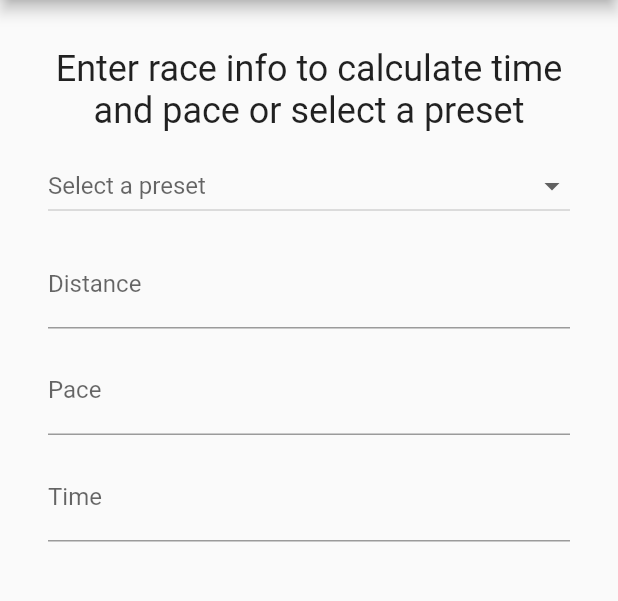
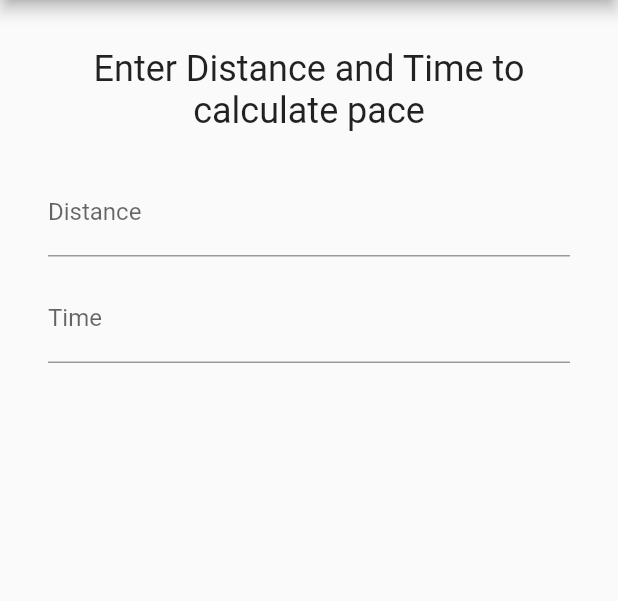
Before and after one commit to bmanley91/pace-setter-app, a Flutter app: the screen it shows after launch, on a phone screen of 412 x 824 dp, the part 84-685 px from its top. Run offline on Flutter 3.47's test engine with Material 2 defaults, Android fonts, the light colour scheme and no system bars.

Commit message:
Got pace calculator working (#4)

```diff
--- /dev/null
+++ b/lib/util/calculators.dart
@@ -0,0 +1,6 @@
+import 'converters.dart';
+
+double calculateTime(double pace, double distance) => distance * pace;
+
+String calculatePace(String time, String distance) =>
+    secondsToTimeString(timeStringToSeconds(time) / double.parse(distance));
--- /dev/null
+++ b/lib/util/validators.dart
@@ -0,0 +1,10 @@
+final _distanceRegex = RegExp('[0-9.]*');
+final _paceRegex = RegExp('([0-9]{1,2}):([0-5][0-9])?');
+final _timeRegex = RegExp('([0-9]{1,2}):([0-5][0-9])(:[0-9]{2})?');
+
+bool isDistanceValid(String input) =>
+    input.isNotEmpty && _distanceRegex.hasMatch(input);
+
+bool isPaceValid(String input) => _paceRegex.hasMatch(input);
+
+bool isTimeValid(String input) => _timeRegex.hasMatch(input);
--- a/lib/widgets/calculator.dart
+++ /dev/null
@@ -1,60 +0,0 @@
-import 'package:flutter/material.dart';
-import 'package:pace_tracker_app/widgets/calculator_field.dart';
-
-class Calculator extends StatefulWidget {
-  const Calculator({super.key});
-
-  @override
-  State<StatefulWidget> createState() => _CalculatorState();
-}
-
-class _CalculatorState extends State<Calculator> {
-  String _distance = '';
-  String _pace = '';
-  String _time = '';
-
-  void _handleDistanceChanged(String newDistance) {
-    setState(() {
-      _distance = newDistance;
-    });
-  }
-
-  void _handlePaceChanged(String newPace) {
-    setState(() {
-      _pace = newPace;
-    });
-  }
-
-  void _handleTimeChanged(String newTime) {
-    setState(() {
-      _time = newTime;
-    });
-  }
-
-  @override
-  Widget build(BuildContext context) {
-    return Form(
-        child: Column(
-      mainAxisSize: MainAxisSize.min,
-      children: [
-        CalculatorField(
-            label: 'Distance',
-            value: _distance,
-            hint: 'Distance in miles',
-            onChanged: _handleDistanceChanged),
-        CalculatorField(
-          label: 'Pace',
-          value: _pace,
-          hint: 'Format mm:ss',
-          onChanged: _handlePaceChanged,
-        ),
-        CalculatorField(
-          label: 'Time',
-          value: _time,
-          hint: 'Format hh:mm:ss',
-          onChanged: _handleTimeChanged,
-        ),
-      ],
-    ));
-  }
-}
--- a/lib/widgets/calculator_field.dart
+++ b/lib/widgets/calculator_field.dart
@@ -24,6 +24,7 @@ class _CalculatorFieldState extends State<CalculatorField> {
     return Padding(
         padding: const EdgeInsets.only(top: 12),
         child: TextField(
+          onChanged: widget.onChanged,
           decoration: InputDecoration(
             hintText: widget.hint,
             labelText: widget.label,
--- /dev/null
+++ b/lib/widgets/distance_field.dart
@@ -0,0 +1,28 @@
+import 'package:flutter/material.dart';
+
+class DistanceField extends StatefulWidget {
+  final ValueChanged<String> onChanged;
+
+  const DistanceField({
+    super.key,
+    required this.onChanged,
+  });
+
+  @override
+  State<StatefulWidget> createState() => _DistanceFieldState();
+}
+
+class _DistanceFieldState extends State<DistanceField> {
+  @override
+  Widget build(BuildContext context) {
+    return Padding(
+        padding: const EdgeInsets.only(top: 12),
+        child: TextField(
+          onChanged: widget.onChanged,
+          decoration: const InputDecoration(
+            hintText: 'Distance in miles',
+            labelText: 'Distance',
+          ),
+        ));
+  }
+}
--- a/lib/widgets/home_page.dart
+++ b/lib/widgets/home_page.dart
@@ -1,8 +1,6 @@
 import 'package:flutter/material.dart';
-import 'package:pace_tracker_app/widgets/calculator.dart';
+import 'package:pace_tracker_app/widgets/pace_calculator.dart';
 import 'package:pace_tracker_app/widgets/description.dart';
-
-import 'preset_selector.dart';
 
 class HomePage extends StatefulWidget {
   const HomePage({super.key});
@@ -22,9 +20,8 @@ class _HomePageState extends State<HomePage> {
             child: Padding(
                 padding: const EdgeInsets.all(32),
                 child: ListView(children: const <Widget>[
-                  Description(),
-                  PresetSelector(),
-                  Calculator()
+                  // PresetSelector(),
+                  PaceCalculator()
                 ]))));
   }
 }
--- /dev/null
+++ b/lib/widgets/pace_calculator.dart
@@ -0,0 +1,77 @@
+import 'package:flutter/material.dart';
+import 'package:pace_tracker_app/widgets/calculator_field.dart';
+
+import '../util/calculators.dart';
+import '../util/validators.dart';
+import 'distance_field.dart';
+
+class PaceCalculator extends StatefulWidget {
+  const PaceCalculator({super.key});
+
+  @override
+  State<StatefulWidget> createState() => _PaceCalculatorState();
+}
+
+class _PaceCalculatorState extends State<PaceCalculator> {
+  String _distance = '';
+  String _time = '';
+  String _pace = '';
+
+  bool _shouldCalcPace() {
+    final distValid = isDistanceValid(_distance);
+    final timeValid = isTimeValid(_time);
+    return distValid && timeValid;
+  }
+
+  void _handleDistanceChanged(String newDistance) {
+    setState(() {
+      debugPrint('Distance changed');
+      _distance = newDistance;
+      if (_shouldCalcPace()) {
+        debugPrint('Calculating Pace');
+        _pace = calculatePace(_time, _distance).toString();
+      }
+    });
+  }
+
+  void _handleTimeChanged(String newTime) {
+    setState(() {
+      debugPrint('Time changed');
+      _time = newTime;
+      if (_shouldCalcPace()) {
+        debugPrint('Calculating Pace');
+        _pace = calculatePace(_time, _distance).toString();
+      }
+    });
+  }
+
+  @override
+  Widget build(BuildContext context) {
+    return Form(
+        child: Column(
+      mainAxisSize: MainAxisSize.min,
+      children: [
+        Padding(
+            padding: const EdgeInsets.only(bottom: 12),
+            child: Text(
+              _pace.isNotEmpty
+                  ? 'Pace: $_pace'
+                  : 'Enter Distance and Time to calculate pace',
+              style: const TextStyle(
+                fontSize: 24,
+              ),
+              textAlign: TextAlign.center,
+            )),
+        DistanceField(
+          onChanged: _handleDistanceChanged,
+        ),
+        CalculatorField(
+          label: 'Time',
+          value: _time,
+          hint: 'Format hh:mm:ss',
+          onChanged: _handleTimeChanged,
+        ),
+      ],
+    ));
+  }
+}
```
Also changed, not shown: lib/util/converters.dart (added, +34 -0 lines).
